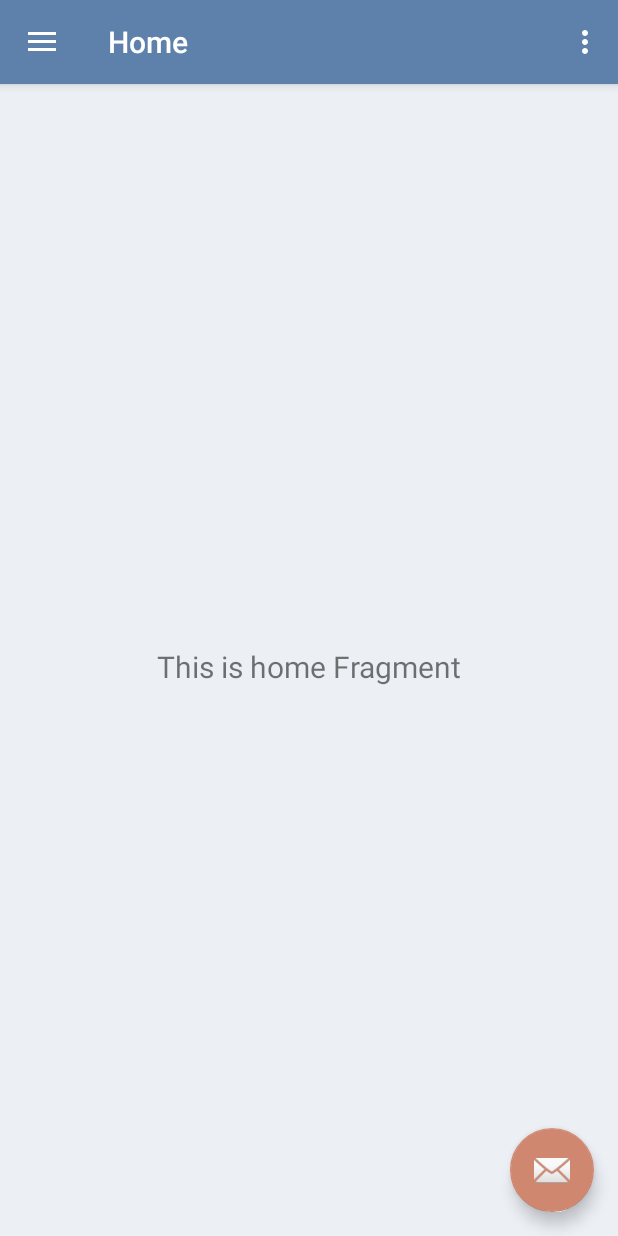
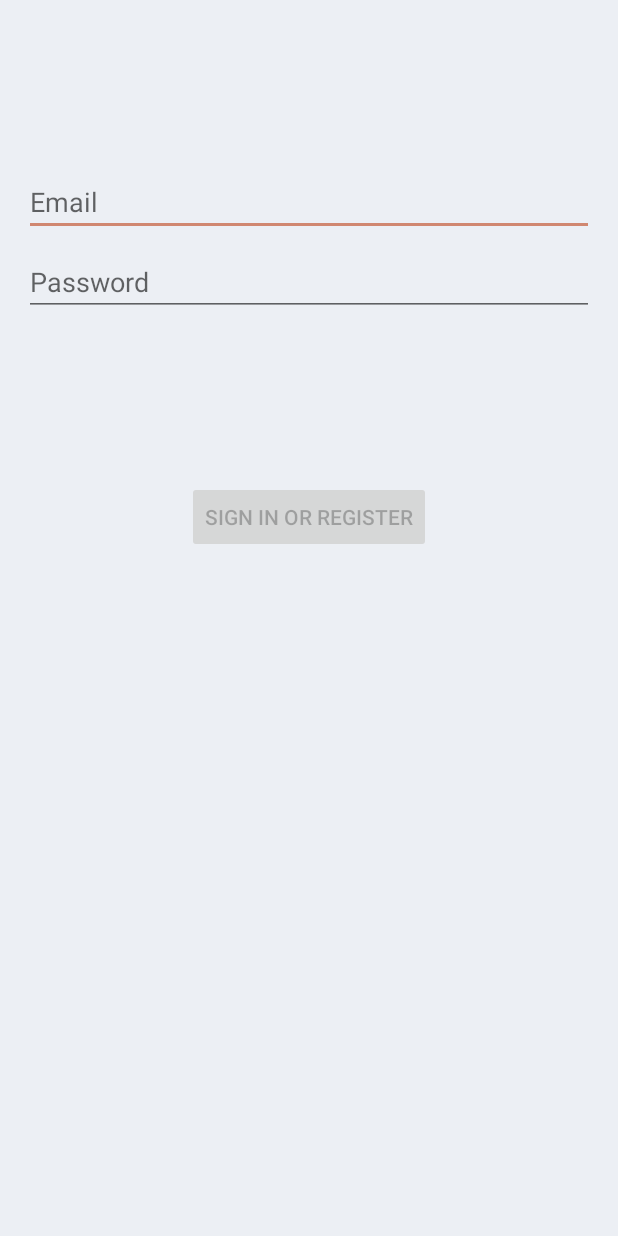
Before and after one commit to Ryan-Blignaut/OpsePizzaProject, an Android app: the screen it shows after launch (MainActivity before the commit, LoginActivity after it), on a phone screen of 412 x 824 dp. Run offline under Robolectric (Android 15) with nearby library versions, the phone set to English and light mode, and no system bars.

Commit message:
Created login screen and paging between login and main menu page also work on notification

```diff
--- /dev/null
+++ b/app/src/main/java/me/ryanblignaut/opsepizzaproject/ui/login/LoginActivity.kt
@@ -0,0 +1,138 @@
+package me.ryanblignaut.opsepizzaproject.ui.login
+
+import android.app.Activity
+import android.content.Intent
+import androidx.lifecycle.Observer
+import androidx.lifecycle.ViewModelProvider
+import android.os.Bundle
+import androidx.annotation.StringRes
+import androidx.appcompat.app.AppCompatActivity
+import android.text.Editable
+import android.text.TextWatcher
+import android.view.View
+import android.view.inputmethod.EditorInfo
+import android.widget.EditText
+import android.widget.Toast
+import me.ryanblignaut.opsepizzaproject.MainActivity
+import me.ryanblignaut.opsepizzaproject.databinding.ActivityLoginBinding
+
+import me.ryanblignaut.opsepizzaproject.R
+
+class LoginActivity : AppCompatActivity() {
+
+    private lateinit var loginViewModel: LoginViewModel
+    private lateinit var binding: ActivityLoginBinding
+
+    override fun onCreate(savedInstanceState: Bundle?) {
+        super.onCreate(savedInstanceState)
+
+        binding = ActivityLoginBinding.inflate(layoutInflater)
+        setContentView(binding.root)
+
+        val username = binding.username
+        val password = binding.password
+        val login = binding.login
+        val loading = binding.loading
+
+        loginViewModel = ViewModelProvider(this, LoginViewModelFactory())
+            .get(LoginViewModel::class.java)
+
+        loginViewModel.loginFormState.observe(this@LoginActivity, Observer {
+            val loginState = it ?: return@Observer
+
+            // disable login button unless both username / password is valid
+            login.isEnabled = loginState.isDataValid
+
+            if (loginState.usernameError != null) {
+                username.error = getString(loginState.usernameError)
+            }
+            if (loginState.passwordError != null) {
+                password.error = getString(loginState.passwordError)
+            }
+        })
+
+        loginViewModel.loginResult.observe(this@LoginActivity, Observer {
+            val loginResult = it ?: return@Observer
+
+            loading.visibility = View.GONE
+            if (loginResult.error != null) {
+                showLoginFailed(loginResult.error)
+            }
+            if (loginResult.success != null) {
+                updateUiWithUser(loginResult.success)
+
+                // Open the next screen, makes sure tha the results are ok
+                val intent = Intent(this, MainActivity::class.java)
+                intent.putExtra("username", username.text.toString())
+                startActivity(intent)
+            }
+            setResult(Activity.RESULT_OK)
+
+
+            //Complete and destroy login activity once successful
+//            finish()
+        })
+
+        username.afterTextChanged {
+            loginViewModel.loginDataChanged(
+                username.text.toString(),
+                password.text.toString()
+            )
+        }
+
+        password.apply {
+            afterTextChanged {
+                loginViewModel.loginDataChanged(
+                    username.text.toString(),
+                    password.text.toString()
+                )
+            }
+
+            setOnEditorActionListener { _, actionId, _ ->
+                when (actionId) {
+                    EditorInfo.IME_ACTION_DONE ->
+                        loginViewModel.login(
+                            username.text.toString(),
+                            password.text.toString()
+                        )
+                }
+                false
+            }
+
+            login.setOnClickListener {
+                loading.visibility = View.VISIBLE
+                loginViewModel.login(username.text.toString(), password.text.toString())
+            }
+        }
+    }
+
+    private fun updateUiWithUser(model: LoggedInUserView) {
+        val welcome = getString(R.string.welcome)
+        val displayName = model.displayName
+        // TODO : initiate successful logged in experience
+        Toast.makeText(
+            applicationContext,
+            "$welcome $displayName",
+            Toast.LENGTH_LONG
+        ).show()
+    }
+
+    private fun showLoginFailed(@StringRes errorString: Int) {
+        Toast.makeText(applicationContext, errorString, Toast.LENGTH_SHORT).show()
+    }
+}
+
+/**
+ * Extension function to simplify setting an afterTextChanged action to EditText components.
+ */
+fun EditText.afterTextChanged(afterTextChanged: (String) -> Unit) {
+    this.addTextChangedListener(object : TextWatcher {
+        override fun afterTextChanged(editable: Editable?) {
+            afterTextChanged.invoke(editable.toString())
+        }
+
+        override fun beforeTextChanged(s: CharSequence, start: Int, count: Int, after: Int) {}
+
+        override fun onTextChanged(s: CharSequence, start: Int, before: Int, count: Int) {}
+    })
+}
--- /dev/null
+++ b/app/src/main/java/me/ryanblignaut/opsepizzaproject/ui/login/LoginViewModelFactory.kt
@@ -0,0 +1,25 @@
+package me.ryanblignaut.opsepizzaproject.ui.login
+
+import androidx.lifecycle.ViewModel
+import androidx.lifecycle.ViewModelProvider
+import me.ryanblignaut.opsepizzaproject.data.LoginDataSource
+import me.ryanblignaut.opsepizzaproject.data.LoginRepository
+
+/**
+ * ViewModel provider factory to instantiate LoginViewModel.
+ * Required given LoginViewModel has a non-empty constructor
+ */
+class LoginViewModelFactory : ViewModelProvider.Factory {
+
+    @Suppress("UNCHECKED_CAST")
+    override fun <T : ViewModel> create(modelClass: Class<T>): T {
+        if (modelClass.isAssignableFrom(LoginViewModel::class.java)) {
+            return LoginViewModel(
+                loginRepository = LoginRepository(
+                    dataSource = LoginDataSource()
+                )
+            ) as T
+        }
+        throw IllegalArgumentException("Unknown ViewModel class")
+    }
+}
--- /dev/null
+++ b/app/src/main/res/layout/activity_login.xml
@@ -0,0 +1,69 @@
+<?xml version="1.0" encoding="utf-8"?>
+<androidx.constraintlayout.widget.ConstraintLayout xmlns:android="http://schemas.android.com/apk/res/android"
+    xmlns:app="http://schemas.android.com/apk/res-auto"
+    xmlns:tools="http://schemas.android.com/tools"
+    android:id="@+id/container"
+    android:layout_width="match_parent"
+    android:layout_height="match_parent"
+    android:paddingLeft="@dimen/activity_horizontal_margin"
+    android:paddingTop="@dimen/activity_vertical_margin"
+    android:paddingRight="@dimen/activity_horizontal_margin"
+    android:paddingBottom="@dimen/activity_vertical_margin"
+    tools:context=".ui.login.LoginActivity">
+
+    <EditText
+        android:id="@+id/username"
+        android:layout_width="0dp"
+        android:layout_height="wrap_content"
+        android:layout_marginTop="96dp"
+        android:hint="@string/prompt_email"
+        android:inputType="textEmailAddress"
+        android:selectAllOnFocus="true"
+        app:layout_constraintEnd_toEndOf="parent"
+        app:layout_constraintStart_toStartOf="parent"
+        app:layout_constraintTop_toTopOf="parent" />
+
+    <EditText
+        android:id="@+id/password"
+        android:layout_width="0dp"
+        android:layout_height="wrap_content"
+        android:layout_marginTop="8dp"
+        android:hint="@string/prompt_password"
+        android:imeActionLabel="@string/action_sign_in_short"
+        android:imeOptions="actionDone"
+        android:inputType="textPassword"
+        android:selectAllOnFocus="true"
+        app:layout_constraintEnd_toEndOf="parent"
+        app:layout_constraintStart_toStartOf="parent"
+        app:layout_constraintTop_toBottomOf="@+id/username" />
+
+    <Button
+        android:id="@+id/login"
+        android:layout_width="wrap_content"
+        android:layout_height="wrap_content"
+        android:layout_gravity="start"
+        android:layout_marginTop="16dp"
+        android:layout_marginBottom="64dp"
+        android:enabled="false"
+        android:text="@string/action_sign_in"
+        app:layout_constraintBottom_toBottomOf="parent"
+        app:layout_constraintEnd_toEndOf="parent"
+        app:layout_constraintStart_toStartOf="parent"
+        app:layout_constraintTop_toBottomOf="@+id/password"
+        app:layout_constraintVertical_bias="0.2" />
+
+    <ProgressBar
+        android:id="@+id/loading"
+        android:layout_width="wrap_content"
+        android:layout_height="wrap_content"
+        android:layout_gravity="center"
+        android:layout_marginTop="64dp"
+        android:layout_marginBottom="64dp"
+        android:visibility="gone"
+        app:layout_constraintBottom_toBottomOf="parent"
+        app:layout_constraintEnd_toEndOf="@+id/password"
+        app:layout_constraintStart_toStartOf="@+id/password"
+        app:layout_constraintTop_toTopOf="parent"
+        app:layout_constraintVertical_bias="0.3" />
+
+</androidx.constraintlayout.widget.ConstraintLayout>
--- a/app/src/main/res/values-land/dimens.xml
+++ b/app/src/main/res/values-land/dimens.xml
@@ -1,3 +1,4 @@
 <resources>
     <dimen name="fab_margin">48dp</dimen>
+    <dimen name="activity_horizontal_margin">48dp</dimen>
 </resources>
--- a/app/src/main/res/values-w1240dp/dimens.xml
+++ b/app/src/main/res/values-w1240dp/dimens.xml
@@ -1,3 +1,4 @@
 <resources>
     <dimen name="fab_margin">200dp</dimen>
+    <dimen name="activity_horizontal_margin">200dp</dimen>
 </resources>
--- a/app/src/main/res/values-w600dp/dimens.xml
+++ b/app/src/main/res/values-w600dp/dimens.xml
@@ -1,3 +1,4 @@
 <resources>
     <dimen name="fab_margin">48dp</dimen>
+    <dimen name="activity_horizontal_margin">48dp</dimen>
 </resources>
--- a/app/src/main/res/values/strings.xml
+++ b/app/src/main/res/values/strings.xml
@@ -10,4 +10,14 @@
     <string name="menu_home">Home</string>
     <string name="menu_gallery">Gallery</string>
     <string name="menu_slideshow">Slideshow</string>
+    <string name="title_activity_login">LoginActivity</string>
+    <string name="prompt_email">Email</string>
+    <string name="prompt_password">Password</string>
+    <string name="action_sign_in">Sign in or register</string>
+    <string name="action_sign_in_short">Sign in</string>
+    <string name="welcome">"Welcome !"</string>
+    <string name="invalid_username">Not a valid username</string>
+    <string name="invalid_password">Password must be >5 characters</string>
+    <string name="login_failed">"Login failed"</string>
+    <string name="logout">Logout</string>
 </resources>
--- a/app/src/main/res/values/themes.xml
+++ b/app/src/main/res/values/themes.xml
@@ -8,6 +8,7 @@
     <style name="Theme.OPSEPizzaProject.AppBarOverlay" parent="ThemeOverlay.AppCompat.Dark.ActionBar" />
 
     <style name="Theme.OPSEPizzaProject.PopupOverlay" parent="ThemeOverlay.AppCompat.Light" />
+
 
 
     <!-- Light Theme -->
```
Also changed, not shown: app/src/main/AndroidManifest.xml (+10 -3 lines), app/src/main/java/me/ryanblignaut/opsepizzaproject/MainActivity.kt (+38 -3 lines), app/src/main/java/me/ryanblignaut/opsepizzaproject/backend/LocalNotificationManager.kt (added, +51 -0 lines), app/src/main/java/me/ryanblignaut/opsepizzaproject/data/LoginDataSource.kt (added, +24 -0 lines), app/src/main/java/me/ryanblignaut/opsepizzaproject/data/LoginRepository.kt (added, +46 -0 lines), app/src/main/java/me/ryanblignaut/opsepizzaproject/data/Result.kt (added, +18 -0 lines), app/src/main/java/me/ryanblignaut/opsepizzaproject/data/model/LoggedInUser.kt (added, +9 -0 lines), app/src/main/java/me/ryanblignaut/opsepizzaproject/ui/login/LoggedInUserView.kt (added, +9 -0 lines), app/src/main/java/me/ryanblignaut/opsepizzaproject/ui/login/LoginFormState.kt (added, +10 -0 lines), app/src/main/java/me/ryanblignaut/opsepizzaproject/ui/login/LoginResult.kt (added, +9 -0 lines), app/src/main/java/me/ryanblignaut/opsepizzaproject/ui/login/LoginViewModel.kt (added, +55 -0 lines), app/src/main/res/layout/nav_header_main.xml (+14 -0 lines).
